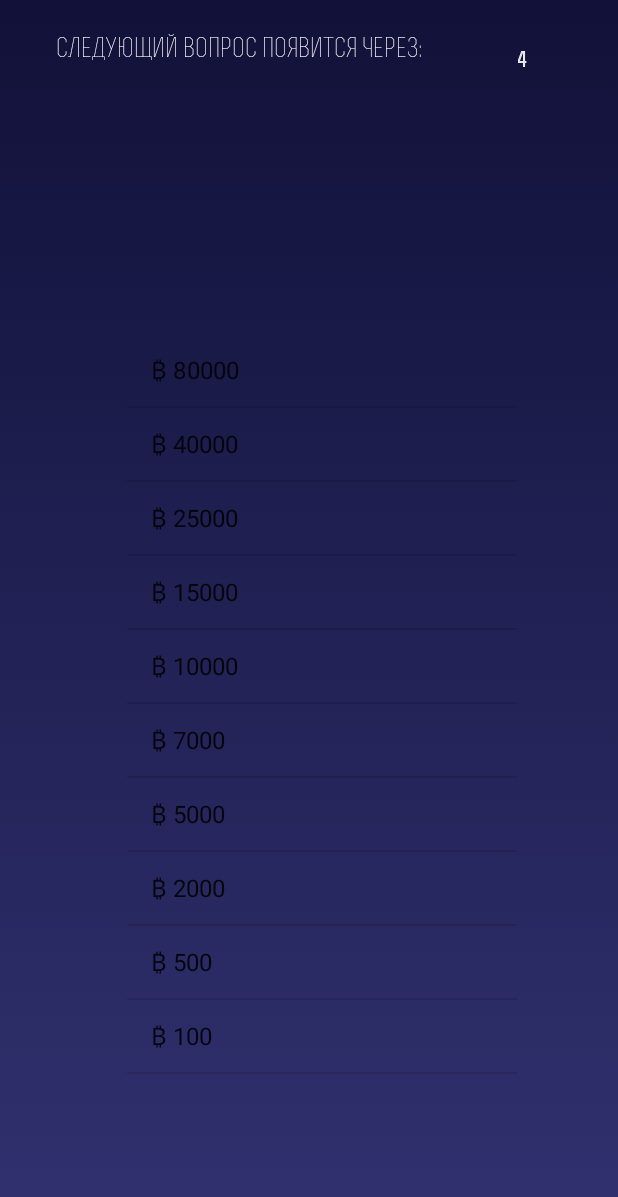
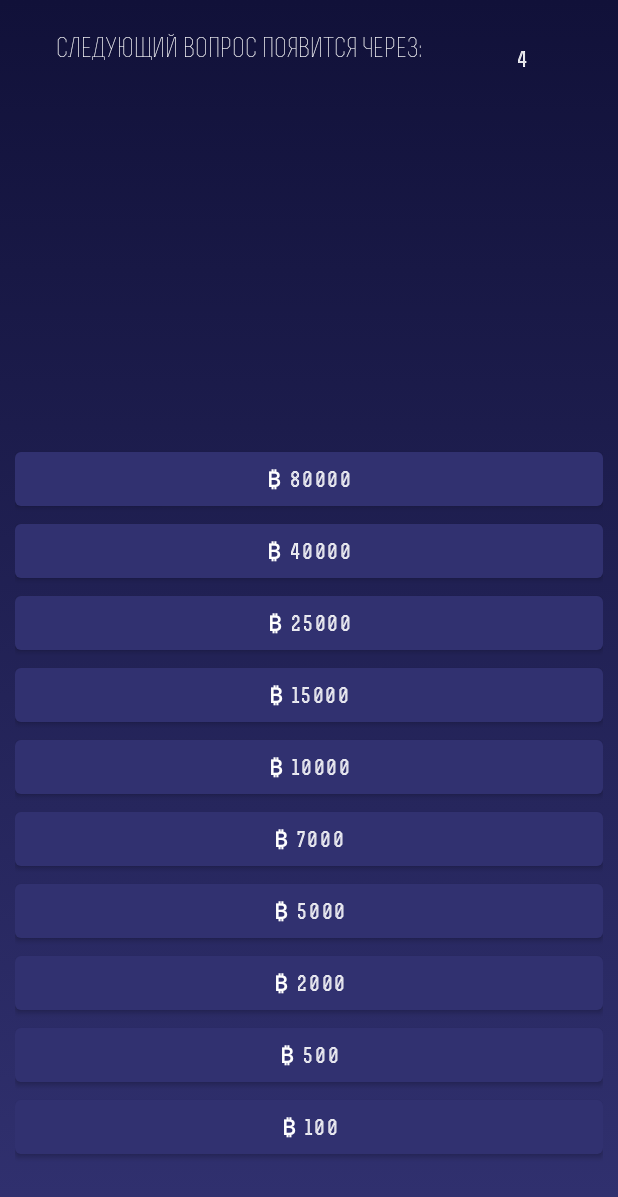
Before and after one commit to MariaForester/WhoWantsToBecomeLowLevelProgrammer, an Android app: the Progress screen opened directly, with no data from a screen before it, on a phone screen of 412 x 824 dp. Shown: the top 1197 px of the screen. Run offline under Robolectric (Android 15) with nearby library versions, the phone set to English and light mode, and no system bars; 3 statements that could not run were skipped.

Commit message:
Progress screen is added Colored buttons!

```diff
--- a/app/src/main/java/com/lowlevelprog/lowlevelprogrammer/LocalGamePlayMode.java
+++ b/app/src/main/java/com/lowlevelprog/lowlevelprogrammer/LocalGamePlayMode.java
@@ -35,7 +35,7 @@ public class LocalGamePlayMode extends AppCompatActivity {
     RadioButton[] radios;
     String[] choices;
     int number;
-    int score;
+    static int score;
     TextView reward;
     DecimalFormat decimalFormat;
     String pattern;
--- a/app/src/main/java/com/lowlevelprog/lowlevelprogrammer/Progress.java
+++ b/app/src/main/java/com/lowlevelprog/lowlevelprogrammer/Progress.java
@@ -1,25 +1,39 @@
 package com.lowlevelprog.lowlevelprogrammer;
 
+
+import android.graphics.LightingColorFilter;
 import android.graphics.drawable.AnimationDrawable;
+
 import androidx.constraintlayout.widget.ConstraintLayout;
 import androidx.appcompat.app.AppCompatActivity;
+
 import android.os.Bundle;
-import android.widget.ArrayAdapter;
-import android.widget.ListView;
+import android.widget.Button;
+import android.widget.LinearLayout;
 import android.os.CountDownTimer;
 import android.widget.TextView;
+
+import java.util.ArrayList;
+import java.util.Arrays;
+import java.util.List;
 
 public class Progress extends AppCompatActivity {
 
     ConstraintLayout myLayout;
     AnimationDrawable animationDrawable;
     TextView textViewer;
+    LinearLayout myLinLayout;
+    Button[] progressButtons = new Button[10];
+    int[] buttonsIDs = new int[]{
+            R.id.progress_btn1, R.id.progress_btn2, R.id.progress_btn3, R.id.progress_btn4,
+            R.id.progress_btn5, R.id.progress_btn6, R.id.progress_btn7, R.id.progress_btn8,
+            R.id.progress_btn9, R.id.progress_btn10
+    };
 
     // определяем строковый массив
-    String[] scoreValues = new String[]{
-            "\u20BF 80000", "\u20BF 40000", "\u20BF 25000", "\u20BF 15000", "\u20BF 10000",
-            "\u20BF 7000", "\u20BF 5000", "\u20BF 2000", "\u20BF 500", "\u20BF 100"
-    };
+    List<Integer> scoreValues = new ArrayList<>(
+            Arrays.asList(34000, 24000, 19000, 14000, 9000, 7000, 5000, 3000, 2000, 1000));
+
     // Bars
     int[] barImage = new int[]{
             R.drawable.dark_bar
@@ -31,26 +45,40 @@ public class Progress extends AppCompatActivity {
         setContentView(R.layout.activity_progress);
 
         myLayout = findViewById(R.id.progress_lay);
+        myLinLayout = findViewById(R.id.prog_linear);
 
-        animationDrawable = (AnimationDrawable) myLayout.getBackground(); // animated background
+        // animated background
+        animationDrawable = (AnimationDrawable) myLayout.getBackground();
         animationDrawable.setEnterFadeDuration(4500);
         animationDrawable.setExitFadeDuration(4500);
         animationDrawable.start();
 
-        // получаем экземпляр элемента ListView
-        ListView listView = findViewById(R.id.listView);
+        // Coloring buttons (unactivated)
+        for (int i = 0; i < buttonsIDs.length; i++) {
+            progressButtons[i] = findViewById(buttonsIDs[i]);
+            progressButtons[i].getBackground().setColorFilter(new
+                    LightingColorFilter(0xFF292973, 0x00000000));
+            progressButtons[i].invalidate();
+        }
 
-        // используем адаптер данных
-        final ArrayAdapter<String> adapter = new ArrayAdapter<>(this,
-                android.R.layout.simple_list_item_1, scoreValues);
+        // For buttons with correct answers
+        int myScore = LocalGamePlayMode.score;
+        System.out.println(myScore);
+        int indexRecolor = scoreValues.indexOf(myScore);
+        for (int i = 9; i >= indexRecolor; i--) {
+            progressButtons[i] = findViewById(buttonsIDs[i]);
+            progressButtons[i].getBackground().setColorFilter(new
+                    LightingColorFilter(0xFFFFBC00, 0x00000000));
+            progressButtons[i].invalidate();
+        }
+        // find in list of score value (by value) and recolor all until the index
 
         textViewer = findViewById(R.id.progress_counter);
-
-        listView.setAdapter(adapter);
+        // Timer
         new CountDownTimer(5000, 1000) {
 
             public void onTick(long l) {
-                textViewer.setText(String.valueOf(l/ 1000));
+                textViewer.setText(String.valueOf(l / 1000));
             }
 
             public void onFinish() {
--- a/app/src/main/res/layout/activity_progress.xml
+++ b/app/src/main/res/layout/activity_progress.xml
@@ -8,21 +8,115 @@
     android:background="@drawable/gradients_anim"
     tools:context=".Progress">
 
-    <ListView
-        android:id="@+id/listView"
-        android:layout_width="260dp"
-        android:layout_height="497dp"
+
+    <LinearLayout
+        android:id="@+id/prog_linear"
+        android:layout_width="392dp"
+        android:layout_height="wrap_content"
         android:layout_marginStart="8dp"
         android:layout_marginTop="8dp"
         android:layout_marginEnd="8dp"
         android:layout_marginBottom="8dp"
+        android:gravity="center"
+        android:orientation="vertical"
+        android:weightSum="100"
         app:layout_constraintBottom_toBottomOf="parent"
         app:layout_constraintEnd_toEndOf="parent"
-        app:layout_constraintHorizontal_bias="0.562"
         app:layout_constraintStart_toStartOf="parent"
         app:layout_constraintTop_toTopOf="parent"
-        app:layout_constraintVertical_bias="0.692"
-        tools:ignore="MissingConstraints"></ListView>
+        app:layout_constraintVertical_bias="0.875">
+
+        <Button
+            android:id="@+id/progress_btn1"
+            android:layout_width="match_parent"
+            android:layout_height="0dp"
+            android:layout_weight="10"
+            android:gravity="center"
+            android:text="@string/prog_btn_1"
+            android:textColor="@color/textColor"
+            app:fontFamily="@font/rex_bold_inline" />
+
+        <Button
+            android:id="@+id/progress_btn2"
+            android:layout_width="match_parent"
+            android:layout_height="0dp"
+            android:layout_weight="10"
+            android:text="@string/prog_btn_2"
+            android:textColor="@color/textColor"
+            app:fontFamily="@font/rex_bold_inline" />
+
+        <Button
+            android:id="@+id/progress_btn3"
+            android:layout_width="match_parent"
+            android:layout_height="0dp"
+            android:layout_weight="10"
+            android:text="@string/prog_btn_3"
+            android:textColor="@color/textColor"
+            app:fontFamily="@font/rex_bold_inline" />
+
+        <Button
+            android:id="@+id/progress_btn4"
+            android:layout_width="match_parent"
+            android:layout_height="0dp"
+            android:layout_weight="10"
+            android:text="@string/prog_btn_4"
+            android:textColor="@color/textColor"
+            app:fontFamily="@font/rex_bold_inline" />
+
+        <Button
+            android:id="@+id/progress_btn5"
+            android:layout_width="match_parent"
+            android:layout_height="0dp"
+            android:layout_weight="10"
+            android:text="@string/prog_btn_5"
+            android:textColor="@color/textColor"
+            app:fontFamily="@font/rex_bold_inline" />
+
+        <Button
+            android:id="@+id/progress_btn6"
+            android:layout_width="match_parent"
+            android:layout_height="0dp"
+            android:layout_weight="10"
+            android:text="@string/prog_btn_6"
+            android:textColor="@color/textColor"
+            app:fontFamily="@font/rex_bold_inline" />
+
+        <Button
+            android:id="@+id/progress_btn7"
+            android:layout_width="match_parent"
+            android:layout_height="0dp"
+            android:layout_weight="10"
+            android:text="@string/prog_btn_7"
+            android:textColor="@color/textColor"
+            app:fontFamily="@font/rex_bold_inline" />
+
+        <Button
+            android:id="@+id/progress_btn8"
+            android:layout_width="match_parent"
+            android:layout_height="0dp"
+            android:layout_weight="10"
+            android:text="@string/prog_btn_8"
+            android:textColor="@color/textColor"
+            app:fontFamily="@font/rex_bold_inline" />
+
+        <Button
+            android:id="@+id/progress_btn9"
+            android:layout_width="match_parent"
+            android:layout_height="0dp"
+            android:layout_weight="10"
+            android:text="@string/prog_btn_9"
+            android:textColor="@color/textColor"
+            app:fontFamily="@font/rex_bold_inline" />
+
+        <Button
+            android:id="@+id/progress_btn10"
+            android:layout_width="match_parent"
+            android:layout_height="0dp"
+            android:layout_weight="10"
+            android:text="@string/prog_btn_10"
+            android:textColor="@color/textColor"
+            app:fontFamily="@font/rex_bold_inline" />
+    </LinearLayout>
 
     <TextView
         android:id="@+id/progress_counter"
@@ -61,4 +155,5 @@
         app:layout_constraintTop_toTopOf="parent"
         app:layout_constraintVertical_bias="0.016" />
 
+
 </androidx.constraintlayout.widget.ConstraintLayout>
--- a/app/src/main/res/values/strings.xml
+++ b/app/src/main/res/values/strings.xml
@@ -11,4 +11,14 @@
     <string name="win_home_rus">Сыграть еще!</string>
     <string name="failed_home_rus">Попробовать снова!</string>
     <string name="time_over_rus">Время вышло :(</string>
+    <string name="prog_btn_1">₿ 80000</string>
+    <string name="prog_btn_2">₿ 40000</string>
+    <string name="prog_btn_3">₿ 25000</string>
+    <string name="prog_btn_4">₿ 15000</string>
+    <string name="prog_btn_5">₿ 10000</string>
+    <string name="prog_btn_6">₿ 7000</string>
+    <string name="prog_btn_7">₿ 5000</string>
+    <string name="prog_btn_8">₿ 2000</string>
+    <string name="prog_btn_9">₿ 500</string>
+    <string name="prog_btn_10">₿ 100</string>
 </resources>
```
